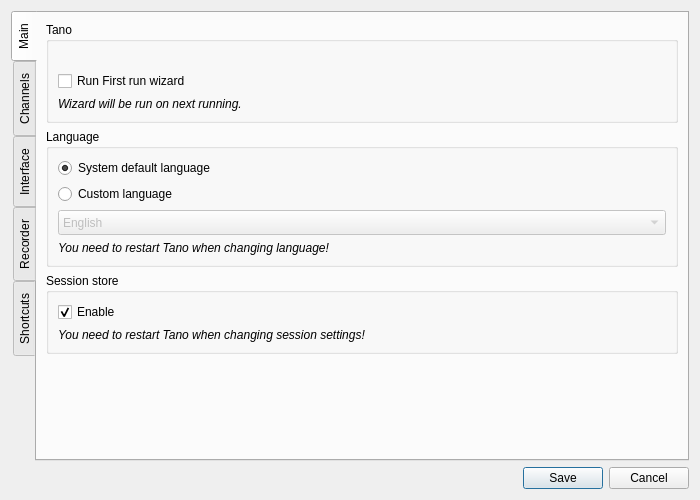
Old version of the form ui/EditSettings.ui in the repository ntadej/tano.
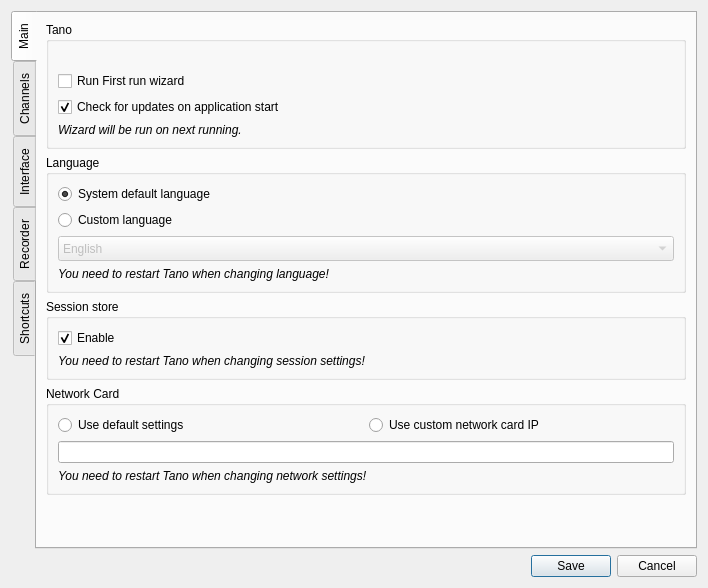
New version of the form. Icons and pictures are not drawn. Custom widgets are drawn as their Qt base class.

Commit message: Features: disable minimise to tray, disable auto-update, network interface settings

```diff
--- a/ui/EditSettings.ui
+++ b/ui/EditSettings.ui
@@ -6,8 +6,8 @@
    <rect>
     <x>0</x>
     <y>0</y>
-    <width>700</width>
-    <height>500</height>
+    <width>708</width>
+    <height>588</height>
    </rect>
   </property>
   <property name="minimumSize">
@@ -57,6 +57,16 @@
             </property>
            </widget>
           </item>
+          <item>
+           <widget class="QCheckBox" name="checkUpdates">
+            <property name="text">
+             <string>Check for updates on application start</string>
+            </property>
+            <property name="checked">
+             <bool>true</bool>
+            </property>
+           </widget>
+          </item>
           <item>
            <widget class="QLabel" name="labelWizard">
             <property name="text">
@@ -149,6 +159,43 @@
          </layout>
         </widget>
        </item>
+       <item>
+        <widget class="QGroupBox" name="networkBox">
+         <property name="title">
+          <string>Network Card</string>
+         </property>
+         <layout class="QVBoxLayout" name="verticalLayout_15">
+          <item>
+           <layout class="QHBoxLayout" name="horizontalLayout">
+            <item>
+             <widget class="QRadioButton" name="radioNDefault">
+              <property name="text">
+               <string>Use default settings</string>
+              </property>
+             </widget>
+            </item>
+            <item>
+             <widget class="QRadioButton" name="radioNCustom">
+              <property name="text">
+               <string>Use custom network card IP</string>
+              </property>
+             </widget>
+            </item>
+           </layout>
+          </item>
+          <item>
+           <widget class="QLineEdit" name="editNetwork"/>
+          </item>
+          <item>
+           <widget class="QLabel" name="labelNetwork">
+            <property name="text">
+             <string>&lt;i&gt;You need to restart Tano when changing network settings!&lt;/i&gt;</string>
+            </property>
+           </widget>
+          </item>
+         </layout>
+        </widget>
+       </item>
        <item>
         <spacer name="verticalSpacer">
          <property name="orientation">
```
Left out of the diff: 26 changed lines with no effect on the pictures. The commit also changes 6 other files.
